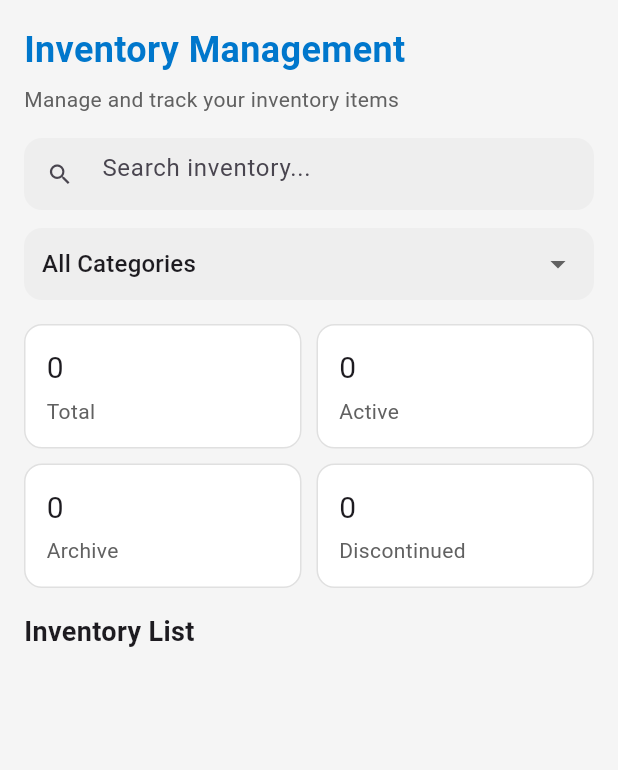
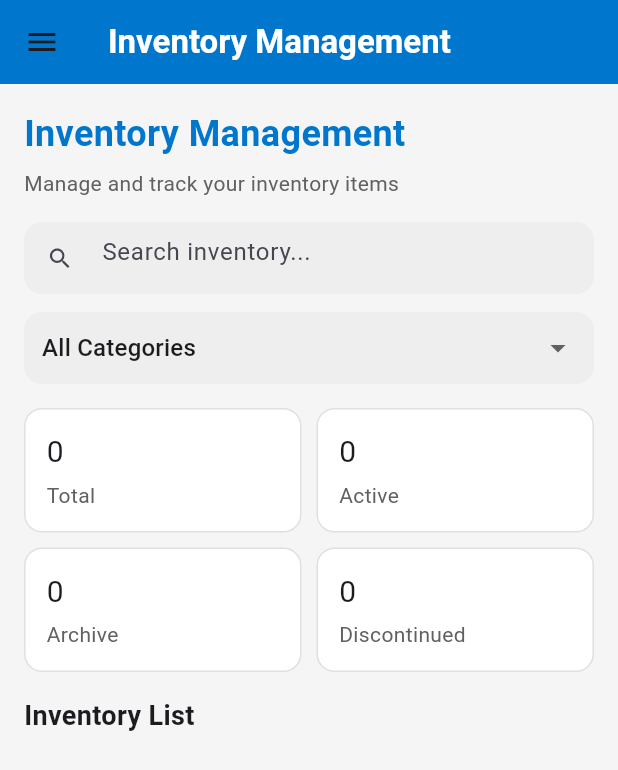
Before and after one commit to afiazu/FE-welcome-project, a Flutter app: the InventoryMobile screen opened directly, on a phone screen of 412 x 824 dp. Shown: the top 770 px of the screen. Run offline on Flutter 3.47's test engine with Material 3 defaults, Android fonts, the phone set to English and light mode, and no system bars; our stand-ins replace flutter_svg, go_router, shared_preferences; accounts and stored records are empty; network calls fail.

Commit message:
Added appbar and sidebar

```diff
--- a/lib/view/screens/inventory_mobile.dart
+++ b/lib/view/screens/inventory_mobile.dart
@@ -2,7 +2,7 @@ import 'package:flutter/material.dart';
 import 'package:welcome_project_fe/util/ColorConstants.dart';
 import 'package:welcome_project_fe/model/inventory.dart';
 import 'package:welcome_project_fe/api_service.dart';
-
+import 'package:welcome_project_fe/util/MobileSideBar.dart';
 
 class InventoryMobile extends StatefulWidget {
   const InventoryMobile({super.key});
@@ -130,6 +130,15 @@ List<String> categories = ['All Categories'];
   @override
   Widget build(BuildContext context) {
     return Scaffold(
+      appBar: AppBar(
+        backgroundColor: ColorConstants.ubtsBlue,
+        elevation: 0,
+        title: const Text(
+          'Inventory Management',
+          style: TextStyle(color: Colors.white, fontWeight: FontWeight.bold),
+        ),
+      ),
+      drawer: const Mobilesidebar(),
       backgroundColor: Colors.grey[100],
       body: SafeArea(
         child: Padding(
```
Also changed, not shown: lib/view/screens/inventory_desktop.dart (+56 -57 lines).
